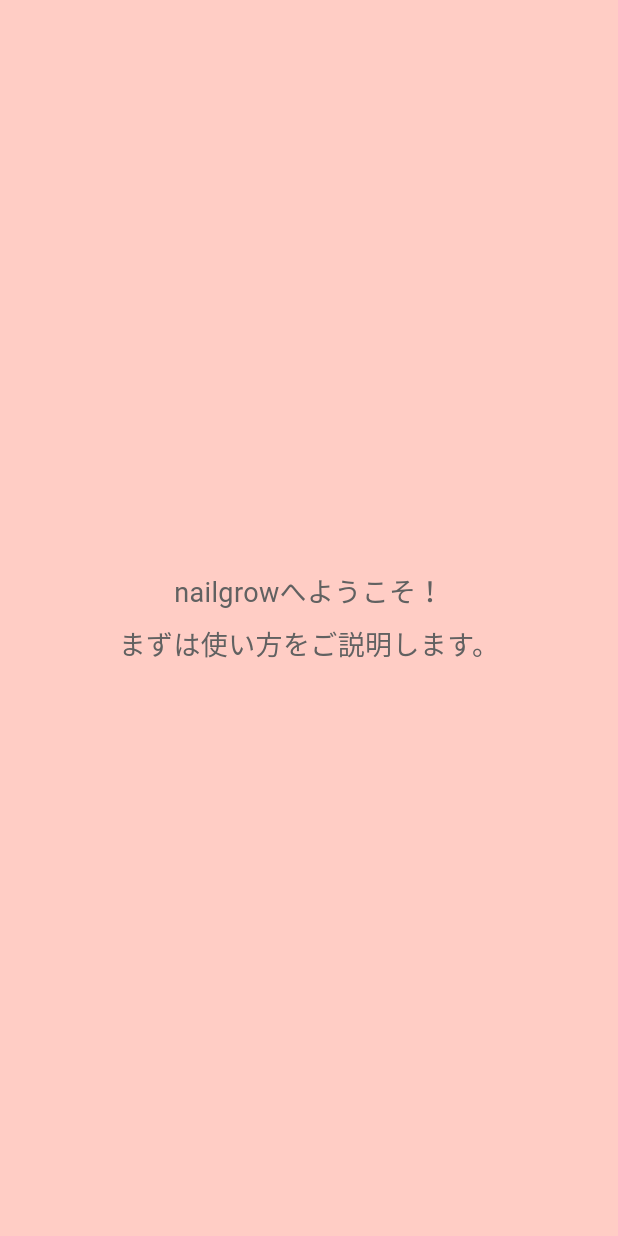
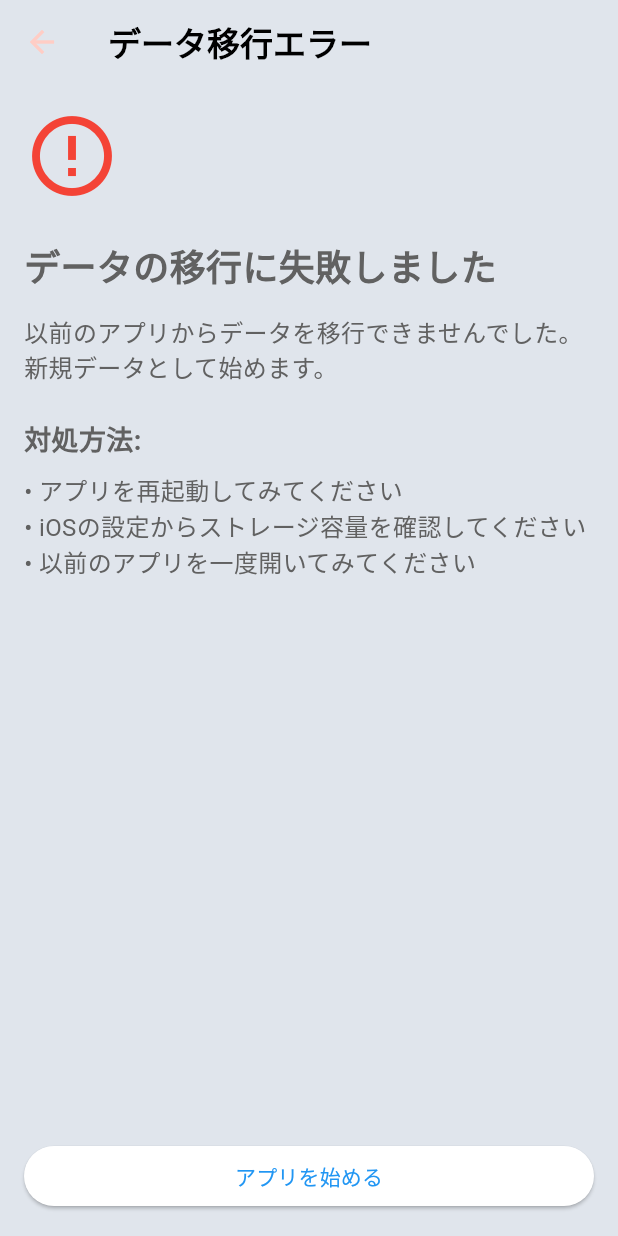
Before and after one commit to mknifish/nailgrow_flutter, a Flutter app: the screen it shows after launch, on a phone screen of 412 x 824 dp. Run offline on Flutter 3.47's test engine with Material 3 defaults, Android fonts, the phone set to English and light mode, and no system bars; our stand-ins replace firebase_core, package_info_plus, shared_preferences, webview_flutter; accounts and stored records are empty; generated files the repository leaves out were written again.

Commit message:
旧アプリからのデータ移行機能を実装：成功・失敗UIを含む

```diff
--- a/lib/my_app.dart
+++ b/lib/my_app.dart
@@ -2,18 +2,20 @@
 import 'package:nailgrow_mobile_app_dev/screens/my_home_page.dart';
 import 'package:nailgrow_mobile_app_dev/screens/tutorial_screen.dart';
 import 'package:nailgrow_mobile_app_dev/services/preferences_service.dart';
+import 'package:nailgrow_mobile_app_dev/services/data_migration_service.dart';
 import 'package:nailgrow_mobile_app_dev/screens/test_data_screen.dart';
 import 'package:nailgrow_mobile_app_dev/theme.dart'; // テーマをインポート
 
 class MyApp extends StatelessWidget {
   final PreferencesService _preferencesService = PreferencesService();
+  final DataMigrationService _dataMigrationService = DataMigrationService();
 
   MyApp({super.key});
 
   @override
   Widget build(BuildContext context) {
     return FutureBuilder<bool>(
-      future: _preferencesService.isTutorialCompleted(),
+      future: _checkInitialSetup(),
       builder: (context, snapshot) {
         if (snapshot.connectionState == ConnectionState.waiting) {
           return MaterialApp(
@@ -23,9 +25,31 @@
             ),
           );
         } else {
+          final Widget initialScreen = snapshot.data == true
+              ? const MyHomePage()
+              : const TutorialIntroScreen();
+
           return MaterialApp(
             theme: AppTheme.theme, // テーマを適用
-            home: snapshot.data == true ? const MyHomePage() : const TutorialIntroScreen(), // TutorialIntroScreenからスタート
+            home: Builder(
+              builder: (context) {
+                // データ移行が成功/失敗した場合、Widgetがビルドされた後に対応する画面を表示
+                WidgetsBinding.instance.addPostFrameCallback((_) {
+                  // 成功時
+                  if (_migrationSuccess) {
+                    _dataMigrationService.showMigrationSuccessScreen(context);
+                    _migrationSuccess = false; // 画面を一度だけ表示するためにフラグをリセット
+                  }
+                  // 失敗時
+                  else if (_migrationError) {
+                    _dataMigrationService.showMigrationErrorScreen(context);
+                    _migrationError = false; // 画面を一度だけ表示するためにフラグをリセット
+                    _dataMigrationService.resetErrorState(); // エラー状態をリセット
+                  }
+                });
+                return initialScreen;
+              },
+            ),
             routes: {
               '/test': (context) => const TestDataScreen(),
             },
@@ -34,4 +58,42 @@
       },
     );
   }
+
+  // データ移行成功フラグ
+  bool _migrationSuccess = false;
+
+  // データ移行失敗フラグ
+  bool _migrationError = false;
+
+  /// アプリの初期設定を行い、チュートリアルを表示するかどうかを決定します
+  Future<bool> _checkInitialSetup() async {
+    // チュートリアルが完了しているか確認
+    final tutorialCompleted = await _preferencesService.isTutorialCompleted();
+
+    // 旧アプリからのデータ移行が必要かつ、まだ移行していない場合
+    final dataMigrated = await _dataMigrationService.isDataAlreadyMigrated();
+
+    if (!dataMigrated) {
+      // 旧アプリからデータを移行
+      final migrationSuccess = await _dataMigrationService.migrateDataFromLegacyApp();
+
+      if (migrationSuccess) {
+        // 移行に成功したらプログレスデータを読み込み
+        await _preferencesService.printSharedPreferences();
+        // 移行成功フラグを設定
+        _migrationSuccess = true;
+        // データ移行に成功した場合はチュートリアルをスキップ
+        if (!tutorialCompleted) {
+          await _preferencesService.setTutorialCompleted();
+          return true;
+        }
+      } else {
+        // 移行に失敗した場合はエラーフラグを設定
+        _migrationError = true;
+        debugPrint('データ移行に失敗しました: ${_dataMigrationService.getErrorMessage()}');
+      }
+    }
+
+    return tutorialCompleted;
+  }
 }
--- /dev/null
+++ b/lib/screens/migration_error_screen.dart
@@ -0,0 +1,71 @@
+import 'package:flutter/material.dart';
+import 'package:nailgrow_mobile_app_dev/screens/my_home_page.dart';
+
+class MigrationErrorScreen extends StatelessWidget {
+  final String errorMessage;
+
+  const MigrationErrorScreen({super.key, this.errorMessage = ''});
+
+  @override
+  Widget build(BuildContext context) {
+    return Scaffold(
+      appBar: AppBar(
+        title: const Text('データ移行エラー'),
+      ),
+      body: SafeArea(
+        child: Padding(
+          padding: const EdgeInsets.all(16.0),
+          child: Column(
+            crossAxisAlignment: CrossAxisAlignment.start,
+            children: [
+              const Icon(
+                Icons.error_outline,
+                color: Colors.red,
+                size: 64,
+              ),
+              const SizedBox(height: 24),
+              const Text(
+                'データの移行に失敗しました',
+                style: TextStyle(
+                  fontSize: 24,
+                  fontWeight: FontWeight.bold,
+                ),
+              ),
+              const SizedBox(height: 16),
+              Text(
+                errorMessage.isEmpty
+                    ? '以前のアプリからデータを移行できませんでした。新規データとして始めます。'
+                    : '以前のアプリからデータを移行できませんでした：$errorMessage',
+                style: const TextStyle(fontSize: 16),
+              ),
+              const SizedBox(height: 24),
+              const Text(
+                '対処方法:',
+                style: TextStyle(fontSize: 18, fontWeight: FontWeight.bold),
+              ),
+              const SizedBox(height: 8),
+              const Text(
+                '• アプリを再起動してみてください\n'
+                '• iOSの設定からストレージ容量を確認してください\n'
+                '• 以前のアプリを一度開いてみてください',
+                style: TextStyle(fontSize: 16),
+              ),
+              const Spacer(),
+              SizedBox(
+                width: double.infinity,
+                child: ElevatedButton(
+                  onPressed: () {
+                    Navigator.of(context).pushReplacement(
+                      MaterialPageRoute(builder: (context) => const MyHomePage()),
+                    );
+                  },
+                  child: const Text('アプリを始める'),
+                ),
+              ),
+            ],
+          ),
+        ),
+      ),
+    );
+  }
+}
```
Also changed, not shown: lib/screens/migration_success_screen.dart (added, +109 -0 lines), lib/services/data_migration_service.dart (added, +160 -0 lines), 1 other file.
